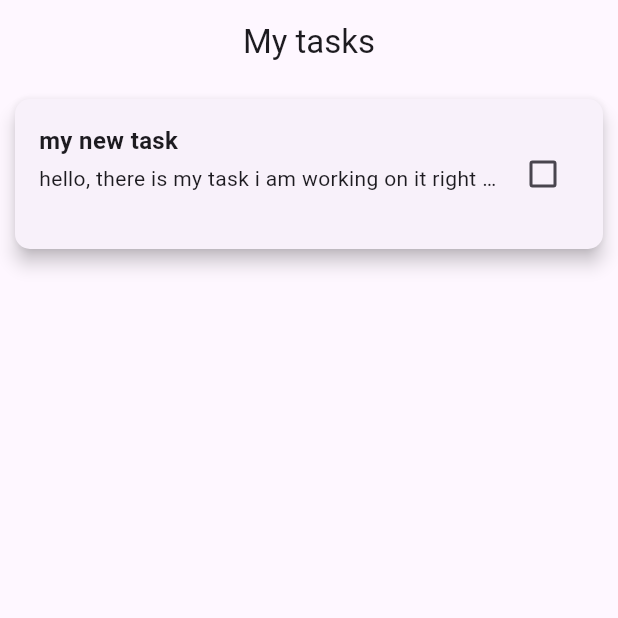
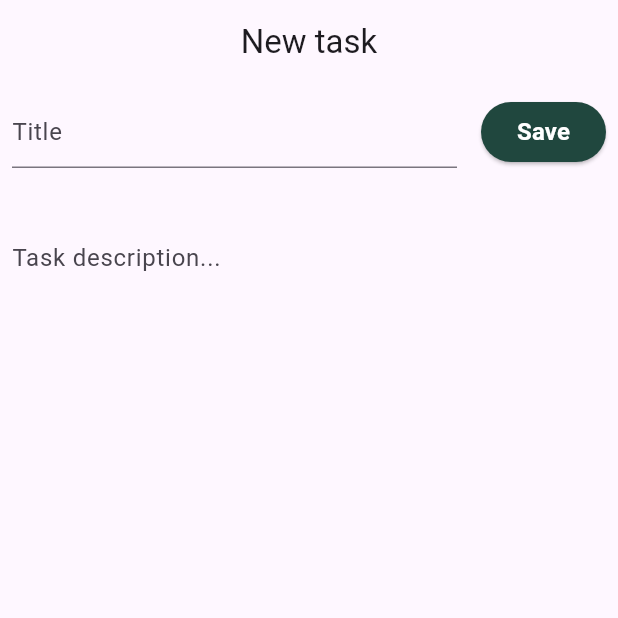
Before and after one commit to salemwhd/todo-app, a Flutter app: the screen it shows after launch, on a phone screen of 412 x 824 dp, the top half of it. Run offline on Flutter 3.47's test engine with Material 3 defaults, Android fonts, the phone set to English and light mode, and no system bars.

Commit message:
feat:created the new task screen and custom textfield

```diff
--- /dev/null
+++ b/lib/views/new_task_screen.dart
@@ -0,0 +1,69 @@
+import 'package:flutter/material.dart';
+import 'package:todo_app/views/widget/my_text_filed.dart';
+
+class NewTaskScreen extends StatelessWidget {
+  NewTaskScreen({super.key});
+  final TextEditingController titleController = TextEditingController();
+  final TextEditingController descriptionController = TextEditingController();
+
+  @override
+  Widget build(BuildContext context) {
+    return Scaffold(
+      appBar: AppBar(
+        title: const Center(
+          child: Text('New task'),
+        ),
+      ),
+      body: SingleChildScrollView(
+        child: Column(
+          children: [
+            Row(
+              children: [
+                Expanded(
+                    child: Padding(
+                  padding: EdgeInsets.all(8.0),
+                  child: MyTextFiled(
+                    label: 'Title',
+                    maxLines: 1,
+                    controller: titleController,
+                  ),
+                )),
+                Padding(
+                  padding: const EdgeInsets.all(8.0),
+                  child: ElevatedButton(
+                    style: ElevatedButton.styleFrom(
+                      backgroundColor: Color.fromARGB(255, 32, 71, 62),
+                    ),
+                    onPressed: () {
+                      print(
+                          '${titleController.text} \n${descriptionController.text}');
+                    },
+                    child: const Text(
+                      'Save',
+                      style: TextStyle(
+                        color: Colors.white,
+                        fontSize: 16,
+                        fontWeight: FontWeight.bold,
+                      ),
+                    ),
+                  ),
+                ),
+              ],
+            ),
+            const SizedBox(
+              height: 24,
+            ),
+            Padding(
+              padding: EdgeInsets.all(8.0),
+              child: MyTextFiled(
+                label: 'Task description...',
+                maxLines: 50,
+                controller: descriptionController,
+              ),
+            )
+          ],
+        ),
+      ),
+    );
+  }
+}
--- /dev/null
+++ b/lib/views/widget/my_text_filed.dart
@@ -0,0 +1,45 @@
+import 'package:flutter/material.dart';
+
+class MyTextFiled extends StatefulWidget {
+  const MyTextFiled({
+    super.key,
+    required this.label,
+    required this.maxLines,
+    required this.controller,
+  });
+  final String label;
+  final int maxLines;
+  final TextEditingController? controller;
+  @override
+  State<MyTextFiled> createState() => _MyTextFiledState();
+}
+
+class _MyTextFiledState extends State<MyTextFiled> {
+  late TextEditingController textController;
+  @override
+  void initState() {
+    super.initState();
+    textController = widget.controller ?? TextEditingController();
+  }
+
+  @override
+  void dispose() {
+    if (widget.controller == null) {
+      textController.dispose();
+    }
+
+    super.dispose();
+  }
+
+  @override
+  Widget build(BuildContext context) {
+    return TextField(
+      controller: textController,
+      maxLines: widget.maxLines,
+      decoration: InputDecoration(
+        border: UnderlineInputBorder(),
+        hintText: widget.label,
+      ),
+    );
+  }
+}
```
Also changed, not shown: lib/main.dart (+5 -105 lines).
